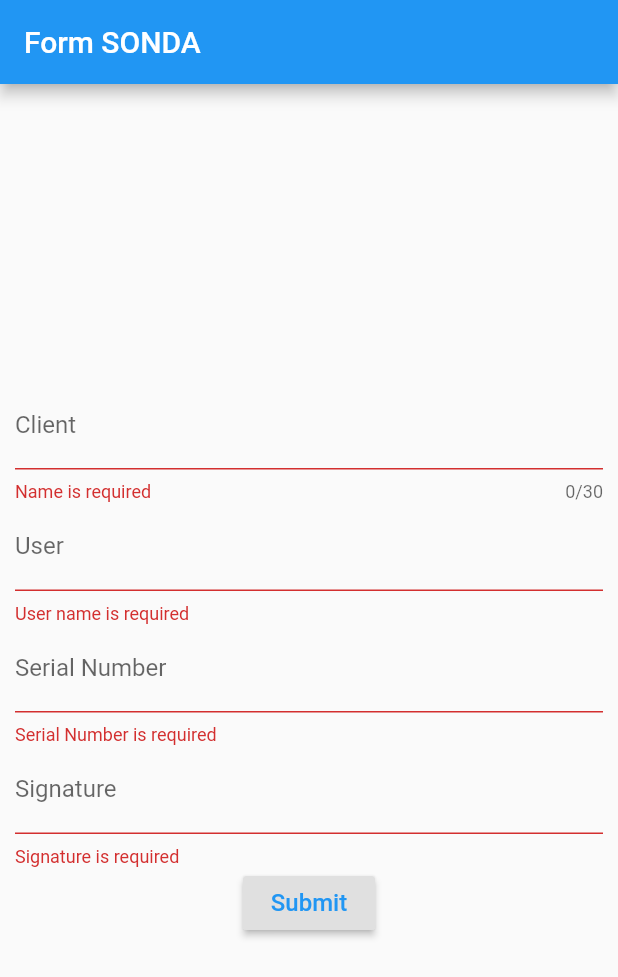
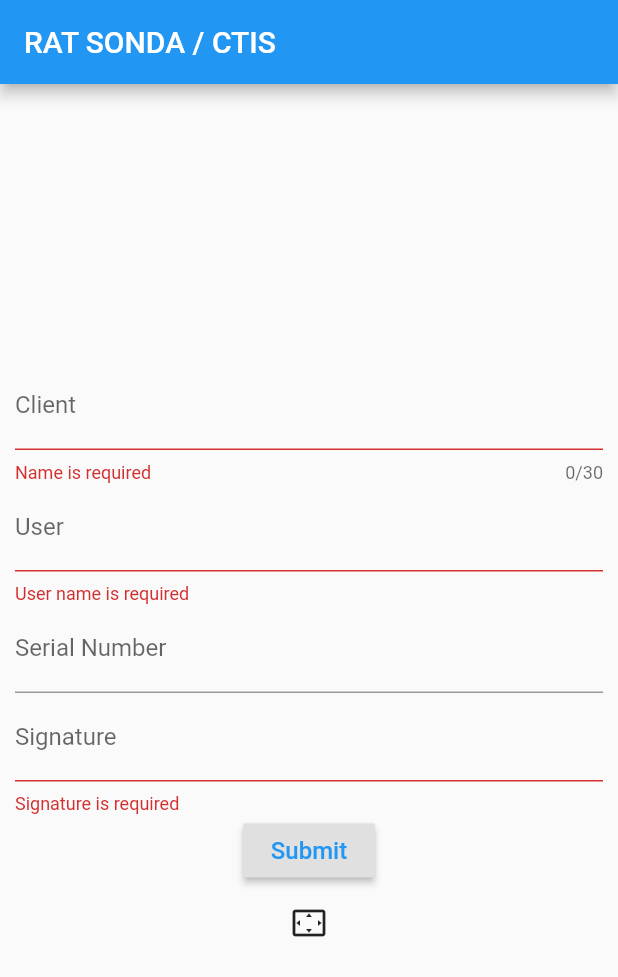
Before and after one commit to antonino3g/rat_mobile, a Flutter app: the screen it shows after launch, after a tap on "Submit", on a phone screen of 412 x 824 dp. Shown: the top 977 px of the screen. Run offline on Flutter 3.47's test engine with Material 2 defaults, Android fonts, the phone set to English and light mode, and no system bars; missing offline and left inert: flutter_barcode_scanner.

```diff
--- a/lib/main.dart
+++ b/lib/main.dart
@@ -1,6 +1,5 @@
 import 'package:flutter/material.dart';
-
-import 'form_screen.dart';
+import 'views/form_screen.dart';
 
 void main() {
   runApp(MyApp());
--- a/lib/form_screen.dart
+++ b/lib/views/form_screen.dart
@@ -1,4 +1,6 @@
 import 'package:flutter/material.dart';
+import 'package:flutter/services.dart';
+import 'package:flutter_barcode_scanner/flutter_barcode_scanner.dart';
 
 class FormScreen extends StatefulWidget {
   @override
@@ -6,6 +8,10 @@ class FormScreen extends StatefulWidget {
 }
 
 class _FormScreenState extends State<FormScreen> {
+  final myController = TextEditingController();
+
+  String barcode = 'Unknown';
+
   String _clientName;
   String _userName;
   String _serialNumber;
@@ -40,14 +46,41 @@ class _FormScreenState extends State<FormScreen> {
         });
   }
 
+  // SCAN BarCode & QR Code
+
+  Future<void> scanBarcode() async {
+    try {
+      final barcode = await FlutterBarcodeScanner.scanBarcode(
+        '#ff6666',
+        'Cancel',
+        true,
+        ScanMode.BARCODE,
+      ).then((value) => setState(() => myController.text = value));
+    } on PlatformException {
+      barcode = 'Failed to get platform version.';
+    }
+  }
+
+  _printLatestValue() {
+    print("${myController.text}");
+  }
+
+  // void _setBarCodeValueIntoTextFormFieldSerialNumber() {
+  //   setState(() {
+  //     _serialNumber = barcode;
+  //     barcode += _serialNumber;
+  //   });
+  // }
+
   Widget _buildSerialNumber() {
     return TextFormField(
         decoration: InputDecoration(labelText: 'Serial Number'),
-        validator: (String value) {
-          if (value.trim().isEmpty) {
-            return 'Serial Number is required';
-          }
-        },
+        controller: myController,
+        // validator: (String value) {
+        //   if (value.trim().isEmpty) {
+        //     return 'Serial Number is required';
+        //   }
+        // },
         onSaved: (String value) {
           _serialNumber = value;
         });
@@ -70,7 +103,7 @@ class _FormScreenState extends State<FormScreen> {
   Widget build(BuildContext context) {
     return Scaffold(
       appBar: AppBar(
-        title: Text('Form SONDA'),
+        title: Text('RAT SONDA / CTIS'),
       ),
       body: Container(
         margin: EdgeInsets.all(10),
@@ -100,7 +133,13 @@ class _FormScreenState extends State<FormScreen> {
                   print(_serialNumber);
                   print(_signature);
                 },
-              )
+              ),
+              FlatButton(
+                  child: Icon(Icons.settings_overscan),
+                  onPressed: () => [
+                        scanBarcode(),
+                        // _setBarCodeValueIntoTextFormFieldSerialNumber(),
+                      ]),
             ],
           ),
         ),
```
Also changed, not shown: pubspec.yaml (+9 -37 lines), pubspec.lock, 2 other files.
